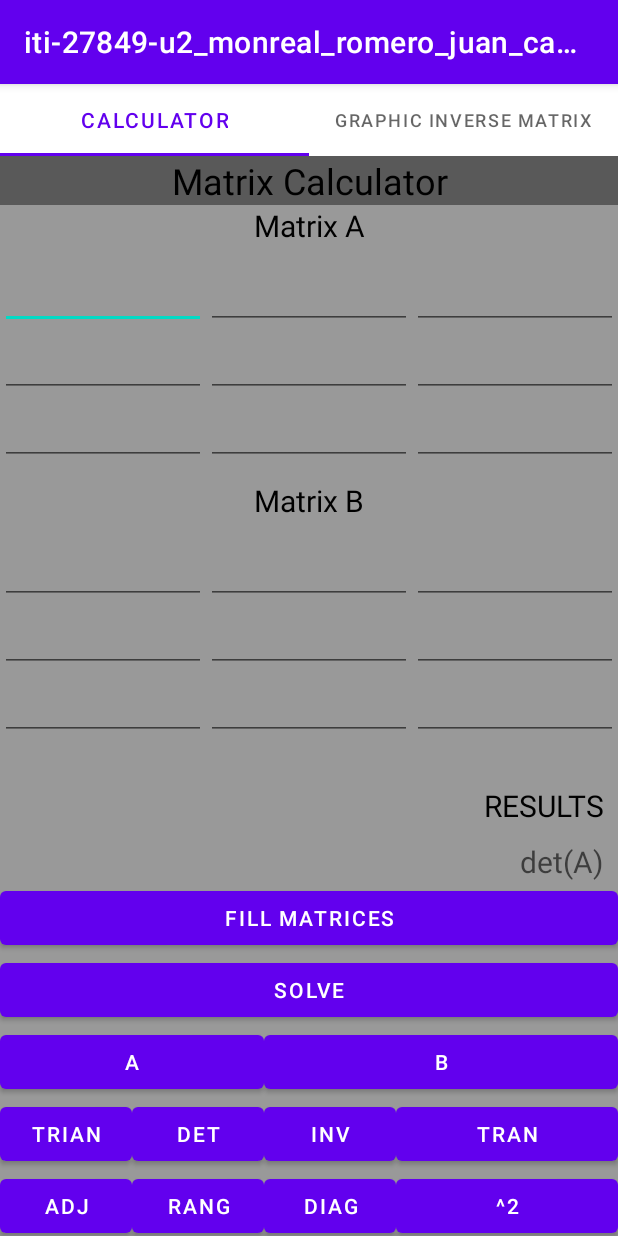
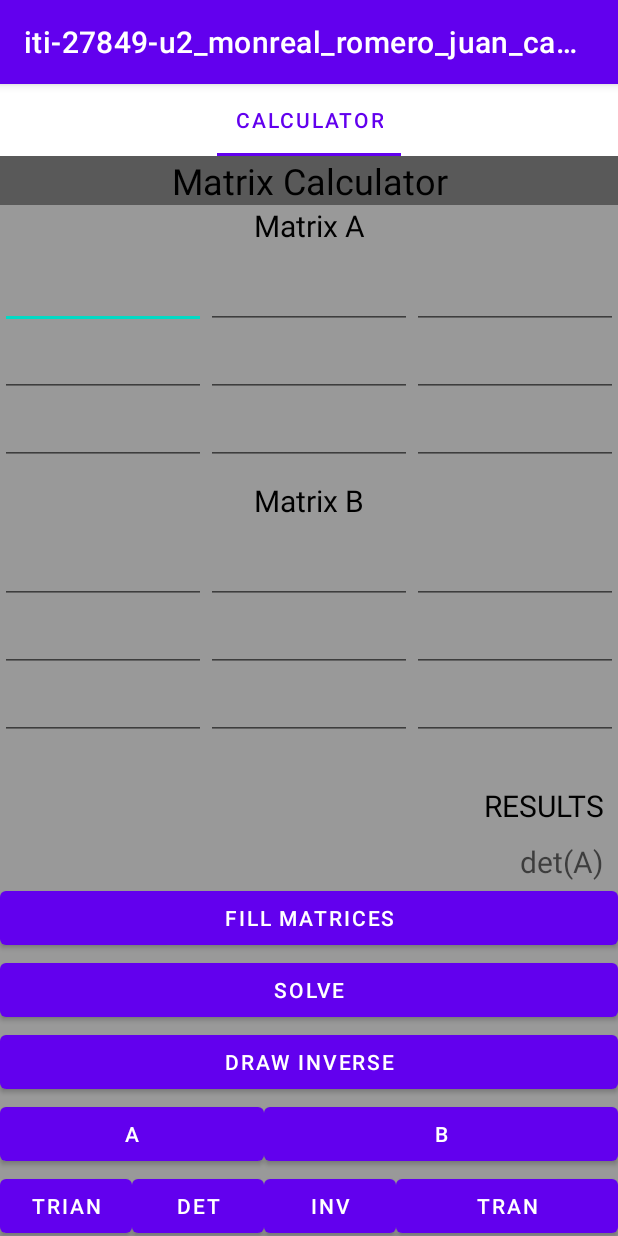
Before and after one commit to jmonrealr/matrix_calculator_android, an Android app: the screen it shows after launch (MainActivity), on a phone screen of 412 x 824 dp. Run offline under Robolectric (Android 15) with nearby library versions, the phone set to English and light mode, and no system bars.

Commit message:
add: Second ACtivity for drawing!

```diff
--- a/app/src/main/AndroidManifest.xml
+++ b/app/src/main/AndroidManifest.xml
@@ -10,6 +10,9 @@
         android:supportsRtl="true"
         android:theme="@style/Theme.Iti27849u2_monreal_romero_juan_carlos">
         <activity
+            android:name=".InverseGraphic"
+            android:exported="false" />
+        <activity
             android:name=".MainActivity"
             android:exported="true">
             <intent-filter>
--- a/app/src/main/java/com/upv/pm_2022/iti_27849_u2_monreal_romero_juan_carlos/CalculatorFragment.java
+++ b/app/src/main/java/com/upv/pm_2022/iti_27849_u2_monreal_romero_juan_carlos/CalculatorFragment.java
@@ -1,5 +1,6 @@
 package com.upv.pm_2022.iti_27849_u2_monreal_romero_juan_carlos;
 
+import android.content.Intent;
 import android.os.Build;
 import android.os.Bundle;
 import android.view.LayoutInflater;
@@ -34,6 +35,8 @@ public class CalculatorFragment extends Fragment {
     private int[][] matA = new int[3][3];
     private int[][] matB = new int[3][3];
     private double[][] temp = new double[3][3];
+    private boolean isInverseActive = false;
+    private Button drawInverse;
 
 
     public CalculatorFragment() {
@@ -48,6 +51,7 @@ public class CalculatorFragment extends Fragment {
 
         View newView = inflater.inflate(R.layout.fragment_calculator, container, false);
         solve = (Button) newView.findViewById(R.id.solve);
+        drawInverse = newView.findViewById(R.id.drawInvMatrix);
         A = (Button) newView.findViewById(R.id.A);
         B = (Button) newView.findViewById(R.id.B);
         trian = (Button) newView.findViewById(R.id.trian);
@@ -165,6 +169,7 @@ public class CalculatorFragment extends Fragment {
             inputData.append("*");
         });
         solve.setOnClickListener( view -> {
+            isInverseActive = false;
             if (isMatricesValid()){
                 outputData.setText("RESULTS");
                 String input = inputData.getText().toString();
@@ -189,6 +194,16 @@ public class CalculatorFragment extends Fragment {
                 element.setText(r2);
             }
             inputData.requestFocus();
+        });
+
+        drawInverse.setOnClickListener( view -> {
+            if (isInverseActive ) {
+                Intent intent = new Intent(getContext(),InverseGraphic.class);
+                intent.putExtra("list", temp);
+                startActivity(intent);
+            }else {
+                Toast.makeText(getContext(), "First calculate the inverse on any matrix!", Toast.LENGTH_SHORT).show();
+            }
         });
 
         return newView;
@@ -303,11 +318,13 @@ public class CalculatorFragment extends Fragment {
                 break;
            case "inv":
                 if (inputData.contains("A")){
+                    isInverseActive = true;
                     fillTempMatrix(matA);
                     outputData.setText("Result: " + display(operations.inverse(temp)));
                 }
                 if (inputData.contains("B")){
                     fillTempMatrix(matB);
+                    isInverseActive = true;
                     outputData.setText("Result: " + display(operations.inverse(temp)));
                 }
                 break;
--- a/app/src/main/java/com/upv/pm_2022/iti_27849_u2_monreal_romero_juan_carlos/MainActivity.java
+++ b/app/src/main/java/com/upv/pm_2022/iti_27849_u2_monreal_romero_juan_carlos/MainActivity.java
@@ -33,13 +33,13 @@ public class MainActivity extends AppCompatActivity {
         firstTab.setText("Calculator");
 //        firstTab.setIcon(R.drawable.ic_launcher);
 
-        TabLayout.Tab secondTab = tabLayout.newTab();
-        secondTab.setText("Graphic Inverse Matrix");
-//        secondTab.setIcon(R.drawable.ic_launcher);
+//        TabLayout.Tab secondTab = tabLayout.newTab();
+//        secondTab.setText("Graphic Inverse Matrix");
+////        secondTab.setIcon(R.drawable.ic_launcher);
 
 
         tabLayout.addTab(firstTab);
-        tabLayout.addTab(secondTab);
+//        tabLayout.addTab(secondTab);
 
         PagerAdapter adapter = new PagerAdapter(getSupportFragmentManager(), tabLayout.getTabCount());
         viewPager.setAdapter(adapter);
--- a/app/src/main/res/layout/fragment_calculator.xml
+++ b/app/src/main/res/layout/fragment_calculator.xml
@@ -257,7 +257,7 @@
                 android:layout_marginTop="10dp"
                 android:layout_width="match_parent"
                 android:layout_height="0dp"
-                android:layout_weight="11"
+                android:layout_weight="12"
                 android:orientation="vertical"
                 >
 
@@ -266,7 +266,7 @@
                     android:layout_width="match_parent"
                     android:layout_height="match_parent"
                     android:columnCount="4"
-                    android:rowCount="10"
+                    android:rowCount="11"
                     android:orientation="horizontal"
                     tools:ignore="UselessParent">
 
@@ -313,6 +313,13 @@
                         android:layout_columnSpan="4"
                         android:layout_gravity="fill"
                         android:text="Solve"
+                        />
+
+                    <Button
+                        android:id="@+id/drawInvMatrix"
+                        android:layout_columnSpan="4"
+                        android:layout_gravity="fill"
+                        android:text="Draw Inverse"
                         />
 
                     <Button
@@ -464,6 +471,8 @@
                 </GridLayout>
             </LinearLayout>
 
+
+
             <TextView
                 android:layout_marginTop="10dp"
                 android:layout_width="match_parent"
```
Also changed, not shown: app/src/main/java/com/upv/pm_2022/iti_27849_u2_monreal_romero_juan_carlos/DragAndDropView.java (+7 -3 lines), app/src/main/java/com/upv/pm_2022/iti_27849_u2_monreal_romero_juan_carlos/InverseGraphic.java (added, +35 -0 lines), app/src/main/res/layout/activity_inverse_graphic.xml (added, +11 -0 lines).
